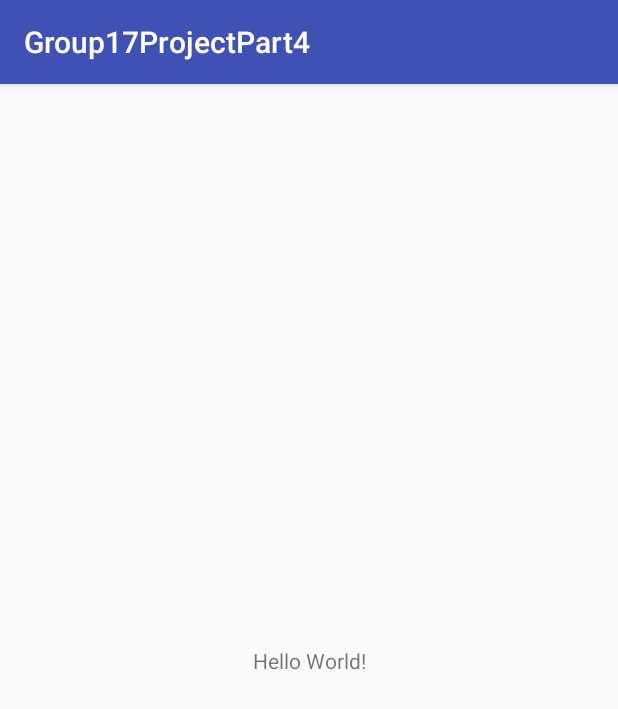
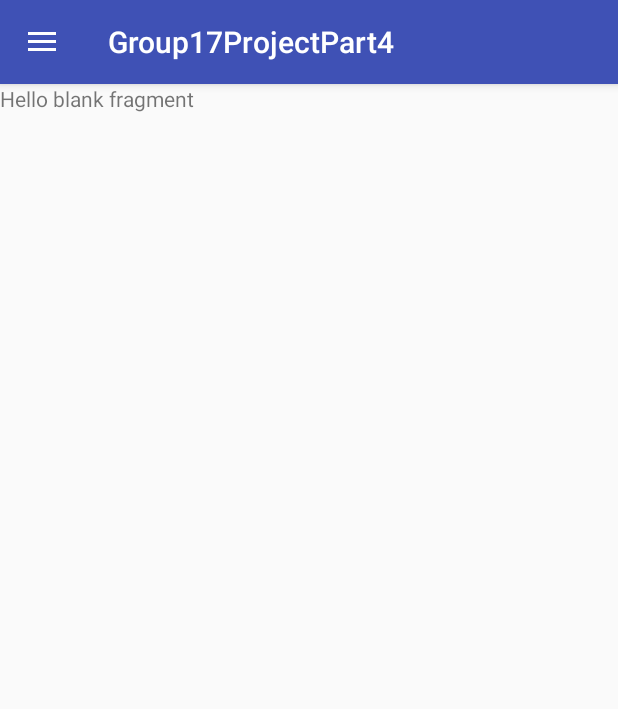
Before and after one commit to CalhamJNorthway/Group17ProjectPrototype, an Android app: the screen it shows after launch (MainActivity), on a phone screen of 412 x 824 dp. Shown: the top 709 px of the screen. Run offline under Robolectric (Android 15) with nearby library versions, the phone set to English and light mode, and no system bars; our stand-ins replace navigation-ui; 1 statement that could not run was skipped.

Commit message:
Added in the base for the Navigation Architecture Components along with the 2 top level destinations in the drawer layout

```diff
--- a/app/src/main/AndroidManifest.xml
+++ b/app/src/main/AndroidManifest.xml
@@ -1,5 +1,6 @@
 <?xml version="1.0" encoding="utf-8"?>
 <manifest xmlns:android="http://schemas.android.com/apk/res/android"
+    xmlns:tools="http://schemas.android.com/tools"
     package="com.example.calhamnorthway.group17projectpart4">
 
     <application
@@ -8,7 +9,8 @@
         android:label="@string/app_name"
         android:roundIcon="@mipmap/ic_launcher_round"
         android:supportsRtl="true"
-        android:theme="@style/AppTheme">
+        android:theme="@style/AppTheme.NoActionBar"
+        tools:ignore="AllowBackup,GoogleAppIndexingWarning">
         <activity android:name=".MainActivity">
             <intent-filter>
                 <action android:name="android.intent.action.MAIN" />
--- a/app/src/main/java/com/example/calhamnorthway/group17projectpart4/MainActivity.java
+++ b/app/src/main/java/com/example/calhamnorthway/group17projectpart4/MainActivity.java
@@ -1,16 +1,78 @@
 package com.example.calhamnorthway.group17projectpart4;
 
+import android.net.Uri;
+import android.support.annotation.NonNull;
+import android.support.annotation.Nullable;
+import android.support.design.widget.NavigationView;
+import android.support.v4.view.GravityCompat;
+import android.support.v4.widget.DrawerLayout;
+import android.support.v7.app.ActionBar;
 import android.support.v7.app.AppCompatActivity;
 import android.os.Bundle;
+import android.support.v7.widget.Toolbar;
+import android.util.Log;
 
 import java.util.ArrayList;
 
-public class MainActivity extends AppCompatActivity {
+import androidx.navigation.NavController;
+import androidx.navigation.NavDestination;
+import androidx.navigation.Navigation;
+import androidx.navigation.ui.AppBarConfiguration;
+import androidx.navigation.ui.NavigationUI;
+
+public class MainActivity extends AppCompatActivity
+        implements MeetPeopleFragment.OnFragmentInteractionListener,
+        MessagingMatchesFragment.OnFragmentInteractionListener {
+
+    private static final String TAG = "MainActivity";
+
+    public NavController navController;
+    private DrawerLayout drawerLayout;
+    private Toolbar toolbar;
 
     @Override
-    protected void onCreate(Bundle savedInstanceState) {
+    protected void onCreate(@Nullable Bundle savedInstanceState) {
         super.onCreate(savedInstanceState);
+
+        //Creates a new Saved Instance State Bundle if null
+        if (savedInstanceState == null)
+            savedInstanceState = new Bundle();
+
+        //Sets up the view content and the action bar
         setContentView(R.layout.activity_main);
+        toolbar = findViewById(R.id.toolbar);
+        setSupportActionBar(toolbar);
+
+        //Sets up the drawer layout and navigation view
+        drawerLayout = findViewById(R.id.drawer_layout);
+        NavigationView navigationView = findViewById(R.id.drawer_nav_view);
+
+        //Sets up the Navigation system and sets it up to work well with the drawer layout
+        navController = Navigation.findNavController(this, R.id.nav_host_fragment);
+
+        //Sets up the AppBar Configuration for the Navigation UI. Sets the meetPeopleFragment and
+        // MessagingMatchesFragment as top level in destinations
+        AppBarConfiguration appBarConfiguration = new AppBarConfiguration
+                .Builder(R.id.action_meetPeopleFragment, R.id.action_messagingMatchesFragment)
+                .setDrawerLayout(drawerLayout)
+                .build();
+        NavigationUI.setupWithNavController(toolbar, navController, appBarConfiguration);
+
+        //Sets up the NavigationView with the NavController and sets up a listener to lock the drawer layout
+        //if the current shown fragment is not a top level destination
+        NavigationUI.setupWithNavController(navigationView, navController);
+        navController.addOnNavigatedListener(new NavController.OnNavigatedListener() {
+            @Override
+            public void onNavigated(@NonNull NavController controller, @NonNull NavDestination destination) {
+
+                Log.d(TAG, "onNavigated: " + destination.getId());
+                if(controller.getGraph().getStartDestination() == destination.getId()) {
+                    drawerLayout.setDrawerLockMode(DrawerLayout.LOCK_MODE_UNLOCKED);
+                } else {
+                    drawerLayout.setDrawerLockMode(DrawerLayout.LOCK_MODE_LOCKED_CLOSED);
+                }
+            }
+        });
 
         //Instantiate User Array for app
         ArrayList<UserVO> allUsers = new ArrayList<>();
@@ -21,15 +83,24 @@ public class MainActivity extends AppCompatActivity {
         UserVO michael = new UserVO("Michael CY", 22, Gender.Male, "We can hang.", null, null);
         UserVO chris = new UserVO("Chris Beda", 26, Gender.Male, "Banned from Christian Mingle", null, null);
 
-
-
         //Add user to arrayList
         allUsers.add(calham);
         allUsers.add(brianna);
         allUsers.add(chris);
         allUsers.add(michael);
+    }
 
+    @Override
+    public void onBackPressed() {
+        if (drawerLayout.isDrawerOpen(GravityCompat.START)) {
+            drawerLayout.closeDrawer(GravityCompat.START);
+        } else {
+            super.onBackPressed();
+        }
+    }
 
+    @Override
+    public void onFragmentInteraction(Uri uri) {
 
     }
 }
--- /dev/null
+++ b/app/src/main/java/com/example/calhamnorthway/group17projectpart4/MeetPeopleFragment.java
@@ -0,0 +1,108 @@
+package com.example.calhamnorthway.group17projectpart4;
+
+import android.content.Context;
+import android.net.Uri;
+import android.os.Bundle;
+import android.support.v4.app.Fragment;
+import android.view.LayoutInflater;
+import android.view.View;
+import android.view.ViewGroup;
+
+
+/**
+ * A simple {@link Fragment} subclass.
+ * Activities that contain this fragment must implement the
+ * {@link MeetPeopleFragment.OnFragmentInteractionListener} interface
+ * to handle interaction events.
+ * Use the {@link MeetPeopleFragment#newInstance} factory method to
+ * create an instance of this fragment.
+ */
+public class MeetPeopleFragment extends Fragment {
+    // TODO: Rename parameter arguments, choose names that match
+    // the fragment initialization parameters, e.g. ARG_ITEM_NUMBER
+    private static final String ARG_PARAM1 = "param1";
+    private static final String ARG_PARAM2 = "param2";
+
+    // TODO: Rename and change types of parameters
+    private String mParam1;
+    private String mParam2;
+
+    private OnFragmentInteractionListener mListener;
+
+    public MeetPeopleFragment() {
+        // Required empty public constructor
+    }
+
+    /**
+     * Use this factory method to create a new instance of
+     * this fragment using the provided parameters.
+     *
+     * @param param1 Parameter 1.
+     * @param param2 Parameter 2.
+     * @return A new instance of fragment MeetPeopleFragment.
+     */
+    // TODO: Rename and change types and number of parameters
+    public static MeetPeopleFragment newInstance(String param1, String param2) {
+        MeetPeopleFragment fragment = new MeetPeopleFragment();
+        Bundle args = new Bundle();
+        args.putString(ARG_PARAM1, param1);
+        args.putString(ARG_PARAM2, param2);
+        fragment.setArguments(args);
+        return fragment;
+    }
+
+    @Override
+    public void onCreate(Bundle savedInstanceState) {
+        super.onCreate(savedInstanceState);
+        if (getArguments() != null) {
+            mParam1 = getArguments().getString(ARG_PARAM1);
+            mParam2 = getArguments().getString(ARG_PARAM2);
+        }
+    }
+
+    @Override
+    public View onCreateView(LayoutInflater inflater, ViewGroup container,
+                             Bundle savedInstanceState) {
+        // Inflate the layout for this fragment
+        return inflater.inflate(R.layout.fragment_meet_people, container, false);
+    }
+
+    // TODO: Rename method, update argument and hook method into UI event
+    public void onButtonPressed(Uri uri) {
+        if (mListener != null) {
+            mListener.onFragmentInteraction(uri);
+        }
+    }
+
+    @Override
+    public void onAttach(Context context) {
+        super.onAttach(context);
+        if (context instanceof OnFragmentInteractionListener) {
+            mListener = (OnFragmentInteractionListener) context;
+        } else {
+            throw new RuntimeException(context.toString()
+                    + " must implement OnFragmentInteractionListener");
+        }
+    }
+
+    @Override
+    public void onDetach() {
+        super.onDetach();
+        mListener = null;
+    }
+
+    /**
+     * This interface must be implemented by activities that contain this
+     * fragment to allow an interaction in this fragment to be communicated
+     * to the activity and potentially other fragments contained in that
+     * activity.
+     * <p>
+     * See the Android Training lesson <a href=
+     * "http://developer.android.com/training/basics/fragments/communicating.html"
+     * >Communicating with Other Fragments</a> for more information.
+     */
+    public interface OnFragmentInteractionListener {
+        // TODO: Update argument type and name
+        void onFragmentInteraction(Uri uri);
+    }
+}
--- a/app/src/main/res/layout/activity_main.xml
+++ b/app/src/main/res/layout/activity_main.xml
@@ -1,18 +1,22 @@
 <?xml version="1.0" encoding="utf-8"?>
-<android.support.constraint.ConstraintLayout xmlns:android="http://schemas.android.com/apk/res/android"
+<android.support.v4.widget.DrawerLayout
+    xmlns:android="http://schemas.android.com/apk/res/android"
     xmlns:app="http://schemas.android.com/apk/res-auto"
     xmlns:tools="http://schemas.android.com/tools"
+    android:id="@+id/drawer_layout"
     android:layout_width="match_parent"
     android:layout_height="match_parent"
-    tools:context=".MainActivity">
+    android:fitsSystemWindows="true"
+    tools:openDrawer="start" >
 
-    <TextView
+    <include layout="@layout/app_bar_drawer" />
+
+    <android.support.design.widget.NavigationView
+        android:id="@+id/drawer_nav_view"
         android:layout_width="wrap_content"
-        android:layout_height="wrap_content"
-        android:text="Hello World!"
-        app:layout_constraintBottom_toBottomOf="parent"
-        app:layout_constraintLeft_toLeftOf="parent"
-        app:layout_constraintRight_toRightOf="parent"
-        app:layout_constraintTop_toTopOf="parent" />
+        android:layout_height="match_parent"
+        android:layout_gravity="start"
+        android:fitsSystemWindows="true"
+        app:menu="@menu/menu_drawer" />
 
-</android.support.constraint.ConstraintLayout>
+</android.support.v4.widget.DrawerLayout>
--- /dev/null
+++ b/app/src/main/res/layout/app_bar_drawer.xml
@@ -0,0 +1,25 @@
+<?xml version="1.0" encoding="utf-8"?>
+<android.support.design.widget.CoordinatorLayout xmlns:android="http://schemas.android.com/apk/res/android"
+    xmlns:app="http://schemas.android.com/apk/res-auto"
+    xmlns:tools="http://schemas.android.com/tools"
+    android:layout_width="match_parent"
+    android:layout_height="match_parent"
+    tools:context=".MainActivity">
+
+    <android.support.design.widget.AppBarLayout
+        android:layout_width="match_parent"
+        android:layout_height="wrap_content"
+        android:theme="@style/AppTheme.AppBarOverlay">
+
+        <android.support.v7.widget.Toolbar
+            android:id="@+id/toolbar"
+            android:layout_width="match_parent"
+            android:layout_height="?attr/actionBarSize"
+            android:background="?attr/colorPrimary"
+            app:popupTheme="@style/AppTheme.PopupOverlay" />
+
+    </android.support.design.widget.AppBarLayout>
+
+    <include layout="@layout/content_drawer" />
+
+</android.support.design.widget.CoordinatorLayout>
--- /dev/null
+++ b/app/src/main/res/layout/content_drawer.xml
@@ -0,0 +1,19 @@
+<?xml version="1.0" encoding="utf-8"?>
+<android.support.constraint.ConstraintLayout xmlns:android="http://schemas.android.com/apk/res/android"
+    xmlns:app="http://schemas.android.com/apk/res-auto"
+    xmlns:tools="http://schemas.android.com/tools"
+    android:layout_width="match_parent"
+    android:layout_height="match_parent"
+    app:layout_behavior="@string/appbar_scrolling_view_behavior"
+    tools:context=".MainActivity"
+    tools:showIn="@layout/app_bar_drawer">
+
+    <fragment
+        android:id="@+id/nav_host_fragment"
+        android:name="androidx.navigation.fragment.NavHostFragment"
+        app:navGraph="@navigation/navigation"
+        app:defaultNavHost="true"
+        android:layout_height="match_parent"
+        android:layout_width="match_parent"/>
+
+</android.support.constraint.ConstraintLayout>
--- /dev/null
+++ b/app/src/main/res/layout/fragment_meet_people.xml
@@ -0,0 +1,14 @@
+<?xml version="1.0" encoding="utf-8"?>
+<FrameLayout xmlns:android="http://schemas.android.com/apk/res/android"
+    xmlns:tools="http://schemas.android.com/tools"
+    android:layout_width="match_parent"
+    android:layout_height="match_parent"
+    tools:context=".MeetPeopleFragment">
+
+    <!-- TODO: Update blank fragment layout -->
+    <TextView
+        android:layout_width="match_parent"
+        android:layout_height="match_parent"
+        android:text="@string/hello_blank_fragment" />
+
+</FrameLayout>
--- /dev/null
+++ b/app/src/main/res/menu/menu_drawer.xml
@@ -0,0 +1,12 @@
+<?xml version="1.0" encoding="utf-8"?>
+<menu xmlns:android="http://schemas.android.com/apk/res/android">
+    <group
+        android:checkableBehavior="single">
+        <item
+            android:id="@+id/action_meetPeopleFragment"
+            android:title="@string/meet_new_people"/>
+        <item
+            android:id="@+id/action_messagingMatchesFragment"
+            android:title="@string/messages_and_matches"/>
+    </group>
+</menu>
--- /dev/null
+++ b/app/src/main/res/navigation/navigation.xml
@@ -0,0 +1,23 @@
+<?xml version="1.0" encoding="utf-8"?>
+<navigation xmlns:android="http://schemas.android.com/apk/res/android"
+    xmlns:app="http://schemas.android.com/apk/res-auto"
+    xmlns:tools="http://schemas.android.com/tools"
+    android:id="@+id/navigation"
+    app:startDestination="@id/action_meetPeopleFragment">
+
+    <fragment
+        android:id="@+id/action_messagingMatchesFragment"
+        android:name="com.example.calhamnorthway.group17projectpart4.MessagingMatchesFragment"
+        android:label="@string/messages_and_matches"
+        tools:layout="@layout/fragment_messaging_matches" />
+    <fragment
+        android:id="@+id/action_meetPeopleFragment"
+        android:name="com.example.calhamnorthway.group17projectpart4.MeetPeopleFragment"
+        android:label="@string/meet_new_people"
+        tools:layout="@layout/fragment_meet_people" />
+    <fragment
+        android:id="@+id/profileDetailsFragment"
+        android:name="com.example.calhamnorthway.group17projectpart4.ProfileDetailsFragment"
+        android:label="fragment_profile_details"
+        tools:layout="@layout/fragment_profile_details" />
+</navigation>
--- a/app/src/main/res/values/strings.xml
+++ b/app/src/main/res/values/strings.xml
@@ -1,3 +1,8 @@
 <resources>
     <string name="app_name">Group17ProjectPart4</string>
+    <string name="meet_new_people">Meet New People</string>
+    <string name="messages_and_matches">Messages and Matches</string>
+
+    <!-- TODO: Remove or change this placeholder text -->
+    <string name="hello_blank_fragment">Hello blank fragment</string>
 </resources>
--- a/app/src/main/res/values/styles.xml
+++ b/app/src/main/res/values/styles.xml
@@ -8,4 +8,18 @@
         <item name="colorAccent">@color/colorAccent</item>
     </style>
 
+    <style name="AppTheme.NoActionBar" parent="Theme.AppCompat.Light.NoActionBar">
+        <item name="windowActionBar">false</item>
+        <item name="windowNoTitle">true</item>
+        <item name="colorPrimary">@color/colorPrimary</item>
+        <item name="colorPrimaryDark">@color/colorPrimaryDark</item>
+        <item name="colorAccent">@color/colorAccent</item>
+    </style>
+
+    <style name="AppTheme.AppBarOverlay" parent="ThemeOverlay.AppCompat.Dark.ActionBar">
+    </style>
+
+    <style name="AppTheme.PopupOverlay" parent="ThemeOverlay.AppCompat.Light">
+    </style>
+
 </resources>
```
Also changed, not shown: app/build.gradle (+9 -0 lines), app/src/main/java/com/example/calhamnorthway/group17projectpart4/MessagingMatchesFragment.java (added, +72 -0 lines), app/src/main/res/layout/fragment_messaging_matches.xml (added, +14 -0 lines).
